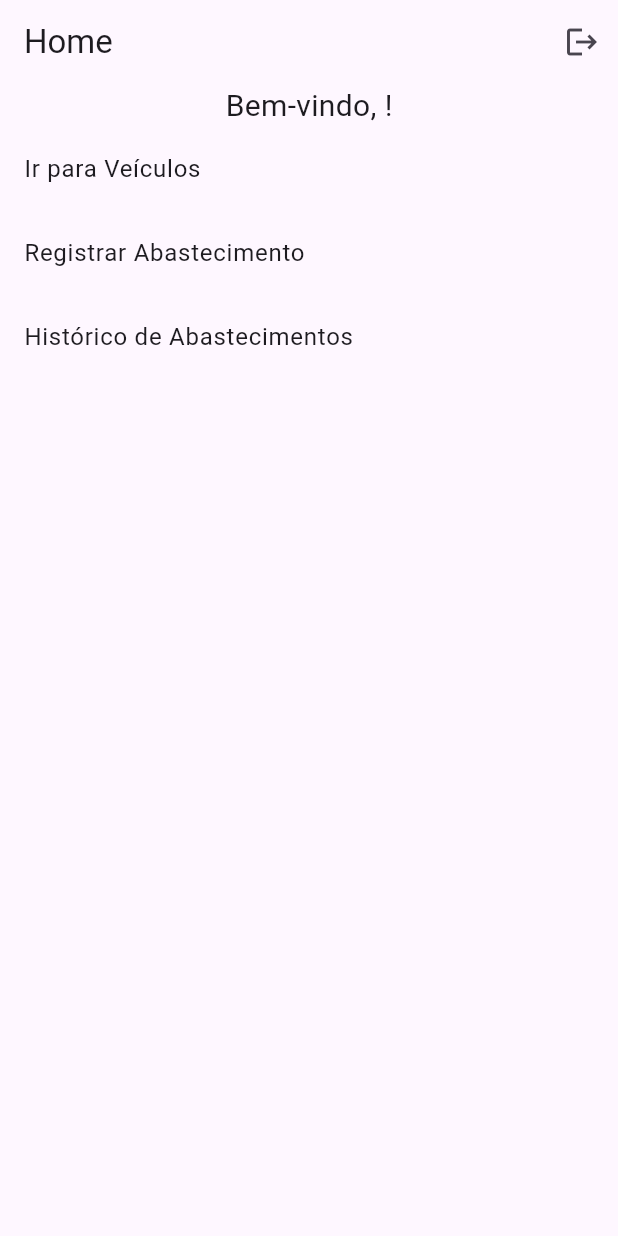
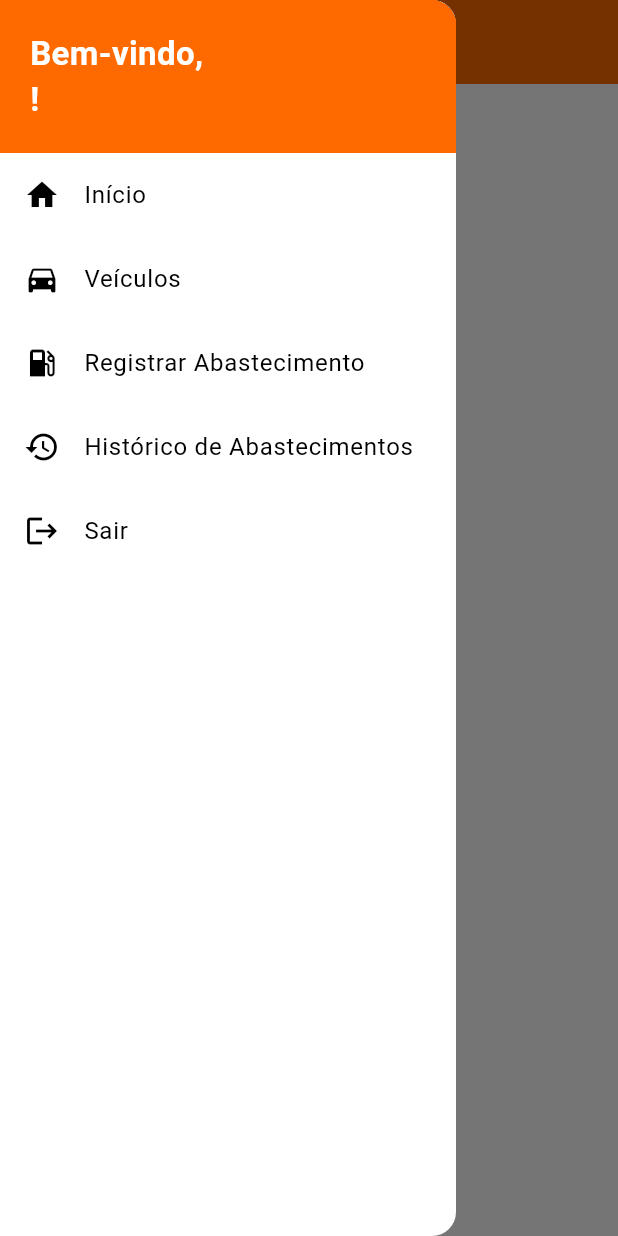
Before and after one commit to LuisFPO802520/FlutterP2-Veiculos, a Flutter app: the screen it shows once a user with an empty profile is signed in, with the side drawer open (before the commit the screen has no drawer), on a phone screen of 412 x 824 dp. Run offline on Flutter 3.47's test engine with Material 3 defaults, Android fonts, the phone set to English and light mode, and no system bars; our stand-ins replace cloud_firestore, firebase_auth, firebase_core; accounts and stored records are empty.

Commit message:
style(theme): tema customizado e navegação

```diff
--- a/lib/core/apptheme.dart
+++ b/lib/core/apptheme.dart
@@ -1,28 +1,65 @@
 import 'package:flutter/material.dart';
 
 class AppTheme {
-  static ThemeData light() {
-    final base = ThemeData.light(useMaterial3: true);
-    return base.copyWith(
-      colorScheme: base.colorScheme.copyWith(
-        primary: const Color(0xFF0B5FFF),
-        secondary: const Color(0xFF00A896),
+  static const Color fireOrange = Color(0xFFFF6A00);
+
+  static ThemeData light = ThemeData(
+    useMaterial3: true,
+
+    colorScheme: const ColorScheme(
+      brightness: Brightness.light,
+      primary: fireOrange,
+      onPrimary: Colors.white,
+      secondary: fireOrange,
+      onSecondary: Colors.white,
+      error: Colors.red,
+      onError: Colors.white,
+      background: Color(0xFFFFF8F0),
+      onBackground: Colors.black,
+      surface: Colors.white,
+      onSurface: Colors.black,
     ),
+
     appBarTheme: const AppBarTheme(
+      backgroundColor: fireOrange,
+      foregroundColor: Colors.white,
       centerTitle: true,
-        elevation: 2,
+      elevation: 0,
     ),
-      drawerTheme: const DrawerThemeData(elevation: 4),
-      inputDecorationTheme: const InputDecorationTheme(
-        border: OutlineInputBorder(),
+
+    floatingActionButtonTheme: const FloatingActionButtonThemeData(
+      backgroundColor: fireOrange,
+      foregroundColor: Colors.white,
     ),
-      elevatedButtonTheme: ElevatedButtonThemeData(
-        style: ElevatedButton.styleFrom(
-          elevation: 2,
-          shape: RoundedRectangleBorder(borderRadius: BorderRadius.circular(12)),
-          padding: const EdgeInsets.symmetric(vertical: 14, horizontal: 20),
+  );
+
+  static ThemeData dark = ThemeData(
+    useMaterial3: true,
+
+    colorScheme: const ColorScheme(
+      brightness: Brightness.dark,
+      primary: fireOrange,
+      onPrimary: Colors.white,
+      secondary: fireOrange,
+      onSecondary: Colors.white,
+      error: Colors.red,
+      onError: Colors.white,
+      background: Color(0xFF1A1A1A),
+      onBackground: Colors.white,
+      surface: Color(0xFF222222),
+      onSurface: Colors.white,
     ),
+
+    appBarTheme: const AppBarTheme(
+      backgroundColor: fireOrange,
+      foregroundColor: Colors.white,
+      centerTitle: true,
+      elevation: 0,
+    ),
+
+    floatingActionButtonTheme: const FloatingActionButtonThemeData(
+      backgroundColor: fireOrange,
+      foregroundColor: Colors.white,
     ),
   );
 }
-}
--- a/lib/main.dart
+++ b/lib/main.dart
@@ -2,6 +2,7 @@ import 'package:flutter/material.dart';
 import 'package:firebase_core/firebase_core.dart';
 import 'package:provider/provider.dart';
 import 'package:firebase_auth/firebase_auth.dart';
+import 'core/apptheme.dart';
 import 'firebase_options.dart';
 import 'data/repositories/auth.dart';
 import 'pages/auth/login.dart';
@@ -38,6 +39,10 @@ class MyApp extends StatelessWidget {
               Provider<VeiculosRepository>(create: (_) => VeiculosRepository()),
           ],
           child: MaterialApp(
+            title: "Meu App",
+            theme: AppTheme.light,
+            darkTheme: AppTheme.dark,
+            themeMode: ThemeMode.system,
             debugShowCheckedModeBanner: false,
             home: _buildHome(snapshot),
             routes: {
--- a/lib/pages/abastecimentos/abastecimentos.dart
+++ b/lib/pages/abastecimentos/abastecimentos.dart
@@ -2,6 +2,7 @@ import 'package:flutter/material.dart';
 import 'package:provider/provider.dart';
 import '../../data/repositories/abastecimentos_repository.dart';
 import '../../data/models/abastecimento.dart';
+import '../home/drawer.dart';
 import 'abastecimentos_form.dart';
 
 class AbastecimentosPage extends StatelessWidget {
@@ -13,6 +14,7 @@ class AbastecimentosPage extends StatelessWidget {
 
     return Scaffold(
       appBar: AppBar(title: const Text("Histórico de Abastecimentos")),
+      drawer: const AppDrawer(),
       body: StreamBuilder<List<Abastecimento>>(
         stream: repo.listar(),
         builder: (_, snap) {
--- a/lib/pages/abastecimentos/abastecimentos_form.dart
+++ b/lib/pages/abastecimentos/abastecimentos_form.dart
@@ -72,7 +72,7 @@ class _AbastecimentoFormState extends State<AbastecimentoForm> {
             padding: const EdgeInsets.all(16),
             children: [
               DropdownButtonFormField<String>(
-                value: veiculoId,
+                initialValue: veiculoId,
                 items: veiculos
                     .map(
                       (v) =>
--- /dev/null
+++ b/lib/pages/home/drawer.dart
@@ -0,0 +1,94 @@
+import 'package:flutter/material.dart';
+import 'package:flutter_application_1/pages/home/home.dart';
+import 'package:provider/provider.dart';
+import 'package:firebase_auth/firebase_auth.dart';
+import '../../data/repositories/auth.dart';
+import '../veiculos/veiculos.dart';
+import '../abastecimentos/abastecimentos.dart';
+import '../abastecimentos/abastecimentos_form.dart';
+import '../../core/apptheme.dart';
+
+class AppDrawer extends StatelessWidget {
+  const AppDrawer({super.key});
+
+  @override
+  Widget build(BuildContext context) {
+    final auth = Provider.of<AuthRepository>(context, listen: false);
+    final user = FirebaseAuth.instance.currentUser;
+    final displayName = user?.displayName ?? "Usuário";
+
+    return Drawer(
+      child: ListView(
+        padding: EdgeInsets.zero,
+        children: [
+          Container(
+            width: double.infinity,
+            padding: const EdgeInsets.all(20),
+            color: AppTheme.fireOrange,
+            child: Text(
+              "Bem-vindo,\n$displayName!",
+              style: const TextStyle(
+                color: Colors.white,
+                fontSize: 22,
+                fontWeight: FontWeight.w600,
+              ),
+            ),
+          ),
+
+          ListTile(
+            leading: const Icon(Icons.home),
+            title: const Text('Início'),
+            onTap: () {
+              Navigator.push(
+                context,
+                MaterialPageRoute(builder: (_) => const HomePage()),
+              );
+            },
+          ),
+
+          ListTile(
+            leading: const Icon(Icons.directions_car),
+            title: const Text("Veículos"),
+            onTap: () {
+              Navigator.push(
+                context,
+                MaterialPageRoute(builder: (_) => const VeiculosPage()),
+              );
+            },
+          ),
+
+          ListTile(
+            leading: const Icon(Icons.local_gas_station),
+            title: const Text("Registrar Abastecimento"),
+            onTap: () {
+              Navigator.push(
+                context,
+                MaterialPageRoute(builder: (_) => const AbastecimentoForm()),
+              );
+            },
+          ),
+
+          ListTile(
+            leading: const Icon(Icons.history),
+            title: const Text("Histórico de Abastecimentos"),
+            onTap: () {
+              Navigator.push(
+                context,
+                MaterialPageRoute(builder: (_) => const AbastecimentosPage()),
+              );
+            },
+          ),
+
+          ListTile(
+            leading: const Icon(Icons.logout),
+            title: const Text("Sair"),
+            onTap: () {
+              auth.logout();
+              Navigator.of(context).pushReplacementNamed('/login');
+            },
+          ),
+        ],
+      ),
+    );
+  }
+}
--- a/lib/pages/home/home.dart
+++ b/lib/pages/home/home.dart
@@ -1,69 +1,27 @@
 import 'package:flutter/material.dart';
-import 'package:provider/provider.dart';
+import 'drawer.dart';
 import 'package:firebase_auth/firebase_auth.dart';
-import '../../data/repositories/auth.dart';
-import '../veiculos/veiculos.dart';
-import '../abastecimentos/abastecimentos.dart';
-import '../abastecimentos/abastecimentos_form.dart';
 
 class HomePage extends StatelessWidget {
   const HomePage({super.key});
 
   @override
   Widget build(BuildContext context) {
-    final auth = Provider.of<AuthRepository>(context, listen: false);
     final user = FirebaseAuth.instance.currentUser;
     final displayName = user?.displayName ?? "Usuário";
 
     return Scaffold(
-      appBar: AppBar(
-        title: const Text("Home"),
-        actions: [
-          IconButton(
-            icon: const Icon(Icons.logout),
-            onPressed: () {
-              auth.logout();
-              Navigator.of(context).pushReplacementNamed('/login');
-            },
-          ),
-        ],
-      ),
+      appBar: AppBar(title: const Text("Home")),
+
+      drawer: const AppDrawer(),
 
       body: Center(
         child: Column(
+          mainAxisSize: MainAxisSize.min,
           children: [
             Text(
               "Bem-vindo, $displayName!",
-              style: const TextStyle(fontSize: 20),
-            ),
-
-            ListTile(
-              title: const Text("Ir para Veículos"),
-              onTap: () {
-                Navigator.push(
-                  context,
-                  MaterialPageRoute(builder: (_) => const VeiculosPage()),
-                );
-              },
-            ),
-            ListTile(
-              title: const Text("Registrar Abastecimento"),
-              onTap: () {
-                Navigator.push(
-                  context,
-                  MaterialPageRoute(builder: (_) => const AbastecimentoForm()),
-                );
-              },
-            ),
-
-            ListTile(
-              title: const Text("Histórico de Abastecimentos"),
-              onTap: () {
-                Navigator.push(
-                  context,
-                  MaterialPageRoute(builder: (_) => const AbastecimentosPage()),
-                );
-              },
+              style: Theme.of(context).textTheme.titleLarge,
             ),
           ],
         ),
--- a/lib/pages/veiculos/veiculos.dart
+++ b/lib/pages/veiculos/veiculos.dart
@@ -2,6 +2,7 @@ import 'package:flutter/material.dart';
 import 'package:provider/provider.dart';
 import '../../data/repositories/veiculos_repository.dart';
 import '../../data/models/veiculos.dart';
+import '../home/drawer.dart';
 import '../veiculos/veiculos_form.dart';
 
 class VeiculosPage extends StatelessWidget {
@@ -13,6 +14,7 @@ class VeiculosPage extends StatelessWidget {
 
     return Scaffold(
       appBar: AppBar(title: const Text('Veículos')),
+      drawer: const AppDrawer(),
       floatingActionButton: FloatingActionButton(
         onPressed: () {
           Navigator.push(
```
Lines whose indentation alone changed are shown as unchanged.
